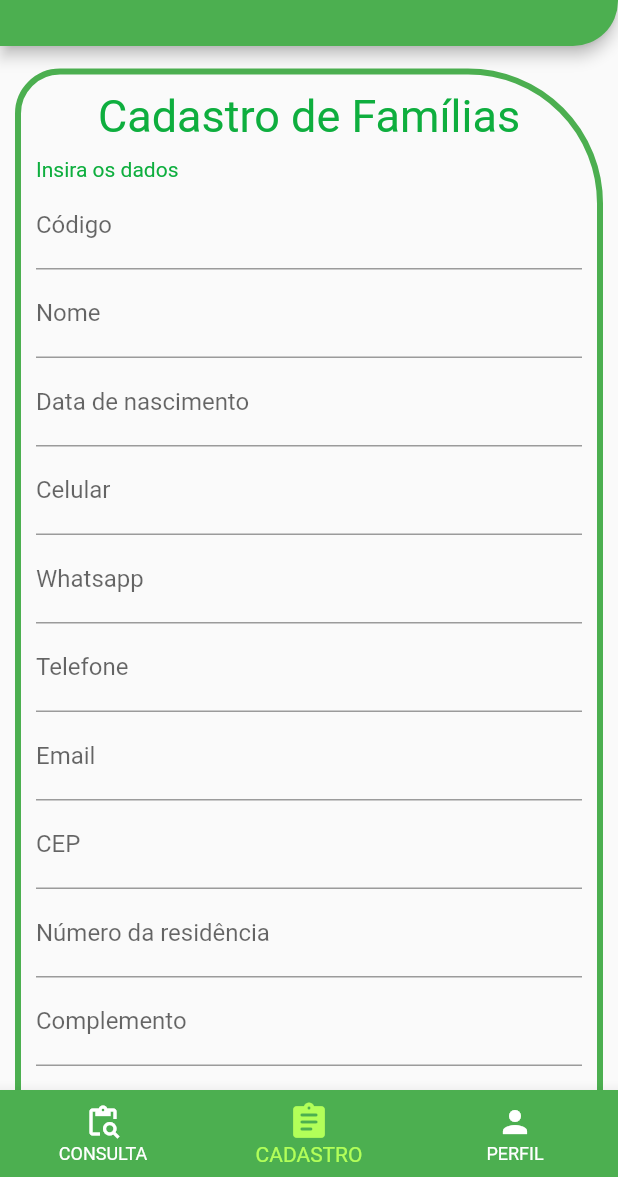
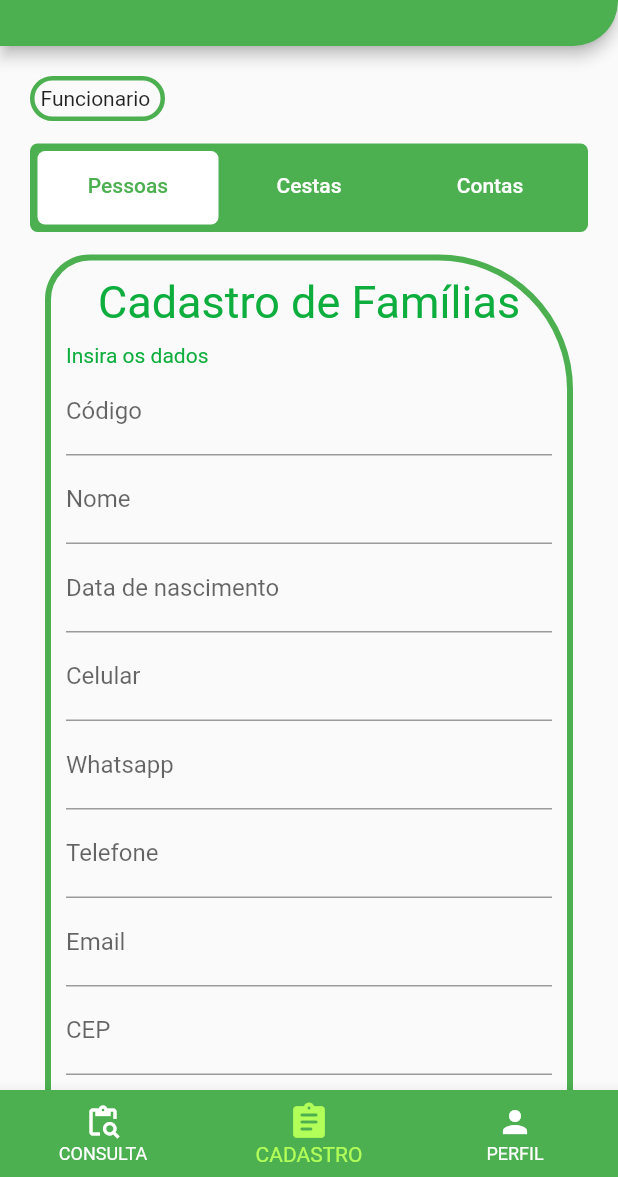
Before and after one commit to kengiiGMs/OngAlemBrasil, a Flutter app: the HomePage screen opened by its route, item 2 of the bottom bar chosen, on a phone screen of 412 x 824 dp, the part 59-1236 px from its top. Run offline on Flutter 3.47's test engine with Material 2 defaults, Android fonts, the phone set to English and light mode, and no system bars; missing offline and left inert: pluto_grid.

Commit message:
Crud Pagina Consulta e Correção da Pagina Cadastro

```diff
--- a/ong_alem_brasil/lib/Register/RegisterPage.dart
+++ b/ong_alem_brasil/lib/Register/RegisterPage.dart
@@ -1,5 +1,8 @@
 import 'package:flutter/cupertino.dart';
 import 'package:flutter/material.dart';
+import 'package:ong_alem_brasil/Register/RegisterPages/RegisterBillPage.dart';
+import 'package:ong_alem_brasil/Register/RegisterPages/RegisterFoodsPage.dart';
+import 'package:ong_alem_brasil/Register/RegisterPages/RegisterPersonPage.dart';
 import 'package:ong_alem_brasil/homePage.dart';
 
 class RegisterPage extends StatefulWidget {
@@ -9,129 +12,103 @@ class RegisterPage extends StatefulWidget {
   State<RegisterPage> createState() => _RegisterPageState();
 }
 
-class _RegisterPageState extends State<RegisterPage> {
+class _RegisterPageState extends State<RegisterPage>
+with SingleTickerProviderStateMixin {
+
+  @override
+  void initState(){
+    tabController = TabController(length: 3, vsync: this);
+    super.initState();
+  }
+
+  late TabController tabController;
+   @override
+  void dispose(){
+    tabController.dispose();
+    super.dispose();
+  }
   @override
   Widget build(BuildContext context) {
-    return Scaffold(
-        body:SingleChildScrollView(
-          child: Padding(
-            padding: const EdgeInsets.fromLTRB(10, 15, 10, 60),
+     return SingleChildScrollView(
+      child: Container(
         child: Center(
-              child: SizedBox(
+          child: Column(
+            children: [
+              Row(
+                children: [
+                  SizedBox(
                     child: Container(
-                  width: 900,
+                      width: 90,
+                        margin: EdgeInsets.fromLTRB(20, 20, 20, 15),
                           decoration: BoxDecoration(
                             border: Border.all(
                               color: Colors.green,
-                      width: 4.0,
+                              width: 3.0,
                               style: BorderStyle.solid
                             ),
-                    borderRadius: BorderRadius.only(
-                      topRight: Radius.circular(90),
-                      topLeft: Radius.circular(30),
-                      bottomRight: Radius.circular(20),
-                      bottomLeft: Radius.circular(20),
+                            borderRadius: BorderRadius.all(Radius.circular(20)
                             ),
                           ),
-                  child: Padding(
-                    padding: const EdgeInsets.all(10.0),
-                    child: Column(
-                      mainAxisAlignment: MainAxisAlignment.spaceAround,
-                      crossAxisAlignment: CrossAxisAlignment.stretch,
-                      children: [
-                        Padding(
-                          padding: const EdgeInsets.only(bottom: 10.0),
-                          child: Center(child: Text("Cadastro de Famílias", style: TextStyle(fontSize: 30,color: Color.fromARGB(255, 14, 174, 62,),))),
-                        ),
-                        Text("Insira os dados", style: TextStyle(color: Color.fromARGB(255, 14, 174, 62),)),
-                        TextField(
-                          decoration: InputDecoration(labelText: "Código",
-                          hintText: "Digite o código",
-                          hintStyle: TextStyle(color: Colors.grey),
+                        child:Padding(
+                          padding: const EdgeInsets.all(4.0),
+                          child: Text("Funcionario"),
                         ),
                     ),
-                        TextField(
-                          decoration: InputDecoration(
-                            labelText: "Nome",
-                            hintText: "Digite o nome",
-                            hintStyle: TextStyle(color: Colors.grey),
+                  ),
+                ],
+              ),
+              Padding(
+                padding: const EdgeInsets.symmetric(horizontal: 20),
+                child: Container(
+                  height: MediaQuery.of(context).size.height,
+                  child: Column(
+                    children: [
+                      Container(
+                        width: MediaQuery.of(context).size.height,
+                        decoration: BoxDecoration(
+                          color: Colors.green,
+                          borderRadius: BorderRadius.circular(5),
+                        ),
+                        child: Column(
+                          children: [
+                            Padding(padding: EdgeInsets.all(5),
+                              child: TabBar(
+                                unselectedLabelColor: Colors.white,
+                                labelColor: Colors.green,
+                                indicatorColor: Colors.white,
+                                indicatorWeight: 3,
+                                indicator: BoxDecoration(
+                                  color: Colors.white,
+                                  borderRadius: BorderRadius.circular(5),
+                                ),
+                                controller: tabController,
+                                  tabs: [
+                                    Tab(
+                                      text: "Pessoas",
+                                    ),
+                                    Tab(
+                                      text: "Cestas",
+                                    ),
+                                    Tab(
+                                      text: "Contas",
+                                    ),
+                                  ],
                               ),
                             ),
-                        TextField(
-                          decoration: InputDecoration(
-                            labelText: "Data de nascimento",
-                            hintText: "Digite a data de nascimento",
-                          hintStyle: TextStyle(color: Colors.grey),
+                          ],
                         ),
                       ),
-                        TextField(
-                          decoration: InputDecoration(
-                            labelText: "Celular",
-                            hintText: "Digite o celular",
-                            hintStyle: TextStyle(color: Colors.grey),
+                        Expanded(
+                          child: TabBarView(
+                            controller: tabController,
+                            children: [
+                              RegisterPersonPage(),
+                              RegisterFoodPage(),
+                              RegisterBillPage()
+                            ],
                           ),
                         ),
-                        TextField(
-                          decoration: InputDecoration(
-                            labelText: "Whatsapp",
-                            hintText: "Digite o Whatsapp",
-                            hintStyle: TextStyle(color: Colors.grey),
-                          ),
-                        ),
-                        TextField(
-                          decoration: InputDecoration(
-                            labelText: "Telefone",
-                            hintText: "Digite o telefone",
-                            hintStyle: TextStyle(color: Colors.grey),
-                          ),
-                        ),
-                        TextField(
-                          decoration: InputDecoration(
-                            labelText: "Email",
-                            hintText: "Digite o email",
-                            hintStyle: TextStyle(color: Colors.grey),
-                          ),
-                        ),
-                        TextField(
-                          decoration: InputDecoration(
-                            labelText: "CEP",
-                            hintText: "Digite o CEP",
-                            hintStyle: TextStyle(color: Colors.grey),
-                          ),
-                        ),
-                        TextField(
-                          decoration: InputDecoration(
-                            labelText: "Número da residência",
-                            hintText: "Digite o residência",
-                          hintStyle: TextStyle(color: Colors.grey),
-                          ),
-                        ),
-                        TextField(
-                          decoration: InputDecoration(
-                            labelText: "Complemento",
-                            hintText: "Digite o complemento",
-                          hintStyle: TextStyle(color: Colors.grey),
-                          ),
-                        ),
-                        TextField(
-                          decoration: InputDecoration(
-                            labelText: "Data de atendimento",
-                            hintText: "Digite a data de atendimento",
-                          hintStyle: TextStyle(color: Colors.grey),
-                          ),
-                        ),
-                        Padding(
-                          padding: const EdgeInsets.only(top: 14.0),
-                          child: ElevatedButton(
-                            style: ElevatedButton.styleFrom(
-                              fixedSize: const Size(350, 45),
-                              primary: Color.fromARGB(255, 14, 174, 62),
-                              shape: RoundedRectangleBorder(
-                                borderRadius: BorderRadius.circular(10)
-                              ),
-                            ),
-                            onPressed: () {},
-                            child: Text("CADASTRAR", style: TextStyle(fontSize: 15),
+                    ],
                   ),
                 ),
               ),
@@ -139,10 +116,6 @@ class _RegisterPageState extends State<RegisterPage> {
           ),
         ),
       ),
-              ),
-            ),
-          ),
-        ),
     );
   }
 }
--- /dev/null
+++ b/ong_alem_brasil/lib/Register/RegisterPages/RegisterPersonPage.dart
@@ -0,0 +1,149 @@
+import 'package:flutter/cupertino.dart';
+import 'package:flutter/material.dart';
+import 'package:flutter/src/foundation/key.dart';
+import 'package:flutter/src/widgets/framework.dart';
+
+class RegisterPersonPage extends StatefulWidget {
+  const RegisterPersonPage({Key? key}) : super(key: key);
+
+  @override
+  State<RegisterPersonPage> createState() => _RegisterPersonPageState();
+}
+
+class _RegisterPersonPageState extends State<RegisterPersonPage> {
+  @override
+  Widget build(BuildContext context) {
+    return Scaffold(
+        body:SingleChildScrollView(
+          child: Padding(
+            padding: const EdgeInsets.fromLTRB(10, 15, 10, 60),
+            child: Center(
+              child: SizedBox(
+                child: Container(
+                  width: 900,
+                  decoration: BoxDecoration(
+                    border: Border.all(
+                      color: Colors.green,
+                      width: 4.0,
+                      style: BorderStyle.solid
+                    ),
+                    borderRadius: BorderRadius.only(
+                      topRight: Radius.circular(90),
+                      topLeft: Radius.circular(30),
+                      bottomRight: Radius.circular(20),
+                      bottomLeft: Radius.circular(20),
+                    ),
+                  ),
+                  child: Padding(
+                    padding: const EdgeInsets.all(10.0),
+                    child: Column(
+                      mainAxisAlignment: MainAxisAlignment.spaceAround,
+                      crossAxisAlignment: CrossAxisAlignment.stretch,
+                      children: [
+                        Padding(
+                          padding: const EdgeInsets.only(bottom: 10.0),
+                          child: Center(child: Text("Cadastro de Famílias", style: TextStyle(fontSize: 30,color: Color.fromARGB(255, 14, 174, 62,),))),
+                        ),
+                        Text("Insira os dados", style: TextStyle(color: Color.fromARGB(255, 14, 174, 62),)),
+                        TextField(
+                          decoration: InputDecoration(labelText: "Código",
+                          hintText: "Digite o código",
+                          hintStyle: TextStyle(color: Colors.grey),
+                          ),
+                        ),
+                        TextField(
+                          decoration: InputDecoration(
+                            labelText: "Nome",
+                            hintText: "Digite o nome",
+                            hintStyle: TextStyle(color: Colors.grey),
+                          ),
+                        ),
+                        TextField(
+                          decoration: InputDecoration(
+                            labelText: "Data de nascimento",
+                            hintText: "Digite a data de nascimento",
+                          hintStyle: TextStyle(color: Colors.grey),
+                          ),
+                        ),
+                        TextField(
+                          decoration: InputDecoration(
+                            labelText: "Celular",
+                            hintText: "Digite o celular",
+                            hintStyle: TextStyle(color: Colors.grey),
+                          ),
+                        ),
+                        TextField(
+                          decoration: InputDecoration(
+                            labelText: "Whatsapp",
+                            hintText: "Digite o Whatsapp",
+                            hintStyle: TextStyle(color: Colors.grey),
+                          ),
+                        ),
+                        TextField(
+                          decoration: InputDecoration(
+                            labelText: "Telefone",
+                            hintText: "Digite o telefone",
+                            hintStyle: TextStyle(color: Colors.grey),
+                          ),
+                        ),
+                        TextField(
+                          decoration: InputDecoration(
+                            labelText: "Email",
+                            hintText: "Digite o email",
+                            hintStyle: TextStyle(color: Colors.grey),
+                          ),
+                        ),
+                        TextField(
+                          decoration: InputDecoration(
+                            labelText: "CEP",
+                            hintText: "Digite o CEP",
+                            hintStyle: TextStyle(color: Colors.grey),
+                          ),
+                        ),
+                        TextField(
+                          decoration: InputDecoration(
+                            labelText: "Número da residência",
+                            hintText: "Digite o residência",
+                          hintStyle: TextStyle(color: Colors.grey),
+                          ),
+                        ),
+                        TextField(
+                          decoration: InputDecoration(
+                            labelText: "Complemento",
+                            hintText: "Digite o complemento",
+                          hintStyle: TextStyle(color: Colors.grey),
+                          ),
+                        ),
+                        TextField(
+                          decoration: InputDecoration(
+                            labelText: "Data de atendimento",
+                            hintText: "Digite a data de atendimento",
+                          hintStyle: TextStyle(color: Colors.grey),
+                          ),
+                        ),
+                        Padding(
+                          padding: const EdgeInsets.only(top: 14.0),
+                          child: ElevatedButton(
+                            style: ElevatedButton.styleFrom(
+                              fixedSize: const Size(350, 45),
+                              primary: Color.fromARGB(255, 14, 174, 62),
+                              shape: RoundedRectangleBorder(
+                                borderRadius: BorderRadius.circular(10)
+                              ),
+                            ),
+                            onPressed: () {},
+                            child: Text("CADASTRAR", style: TextStyle(fontSize: 15),
+                            ),
+                          ),
+                        ),
+                      ],
+                    ),
+                  ),
+                ),
+              ),
+            ),
+          ),
+        ),
+    );
+  }
+}
--- a/ong_alem_brasil/pubspec.yaml
+++ b/ong_alem_brasil/pubspec.yaml
@@ -34,7 +34,7 @@ dependencies:
  # The following adds the Cupertino Icons font to your application.
  # Use with the CupertinoIcons class for iOS style icons.
  cupertino_icons: ^1.0.2
- salomon_bottom_bar: ^3.3.1
+ pluto_grid: ^4.0.0
 
 dev_dependencies:
  flutter_test:
```
Also changed, not shown: ong_alem_brasil/lib/Query/QueryPages/PersonPage.dart (+73 -35 lines), ong_alem_brasil/lib/Register/RegisterPages/RegisterBillPage.dart (added, +19 -0 lines), ong_alem_brasil/lib/Register/RegisterPages/RegisterFoodsPage.dart (added, +19 -0 lines), ong_alem_brasil/pubspec.lock, 1 other file. Lines whose indentation alone changed are shown as unchanged.
